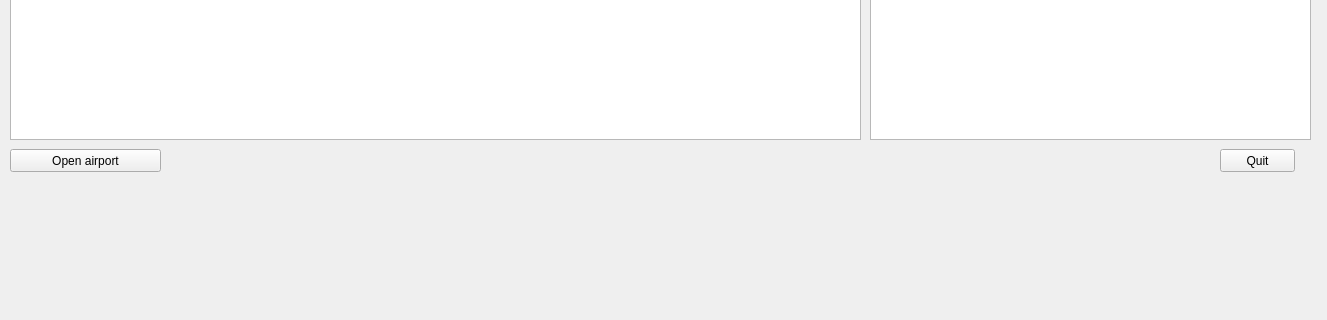
Old version of the form MSFS2020_AutoFlight/msfs2020_autoflight.ui in the repository igor8518/MSFS2020_AUTO; both pictures show x 0 to 1327 and y 308 to 628 of the 1327 by 870 pixel window.
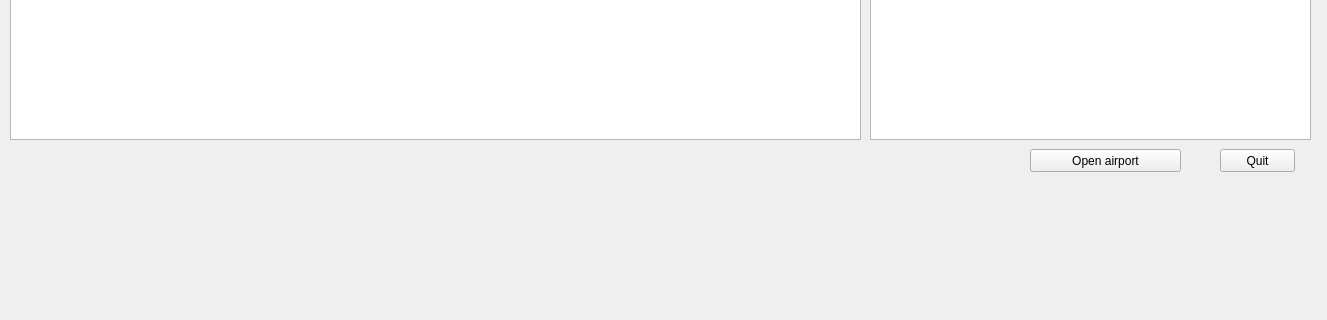
New version of the form. Custom widgets are drawn as their Qt base class.

Patch:
```diff
--- a/MSFS2020_AutoFlight/msfs2020_autoflight.ui
+++ b/MSFS2020_AutoFlight/msfs2020_autoflight.ui
@@ -395,7 +395,7 @@
    <widget class="QPushButton" name="BOpenAirport">
     <property name="geometry">
      <rect>
-      <x>10</x>
+      <x>1030</x>
       <y>440</y>
       <width>151</width>
       <height>23</height>
```
Left out of the diff: 17 changed lines with no effect on the pictures.
